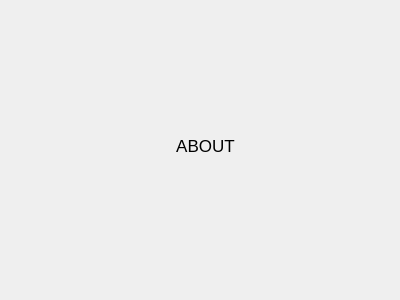
Qt form src/gui/aboutwidget.ui (Kubaaa96/DImage) before a commit.
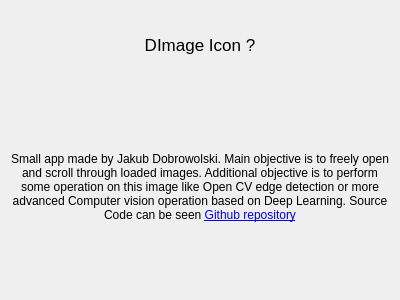
The same form after that commit.

Commit message: Update basic about app information in About Widget

```diff
--- a/src/gui/aboutwidget.ui
+++ b/src/gui/aboutwidget.ui
@@ -13,27 +13,39 @@
   <property name="windowTitle">
    <string>About</string>
   </property>
-  <widget class="QLabel" name="label">
-   <property name="geometry">
-    <rect>
-     <x>140</x>
-     <y>100</y>
-     <width>131</width>
-     <height>91</height>
-    </rect>
-   </property>
+  <layout class="QVBoxLayout" name="verticalLayout" stretch="1,3">
+   <item>
+    <widget class="QLabel" name="labelDImage">
    <property name="font">
     <font>
      <pointsize>13</pointsize>
     </font>
    </property>
    <property name="text">
-    <string>ABOUT</string>
+      <string>DImage Icon ?</string>
    </property>
    <property name="alignment">
     <set>Qt::AlignCenter</set>
    </property>
   </widget>
+   </item>
+   <item>
+    <widget class="QLabel" name="labelInformation">
+     <property name="text">
+      <string>Small app made by Jakub Dobrowolski. Main objective is to freely open and scroll through loaded images. Additional objective is to perform some operation on this image like Open CV edge detection or more advanced Computer vision operation based on Deep Learning. Source Code can be seen  &lt;a href=&quot;https://github.com/Kubaaa96/DImage/&quot;&gt;Github repository&lt;/a&gt;</string>
+     </property>
+     <property name="alignment">
+      <set>Qt::AlignCenter</set>
+     </property>
+     <property name="wordWrap">
+      <bool>true</bool>
+     </property>
+     <property name="openExternalLinks">
+      <bool>true</bool>
+     </property>
+    </widget>
+   </item>
+  </layout>
  </widget>
  <resources/>
  <connections/>
```
Lines whose indentation alone changed are shown as unchanged.
